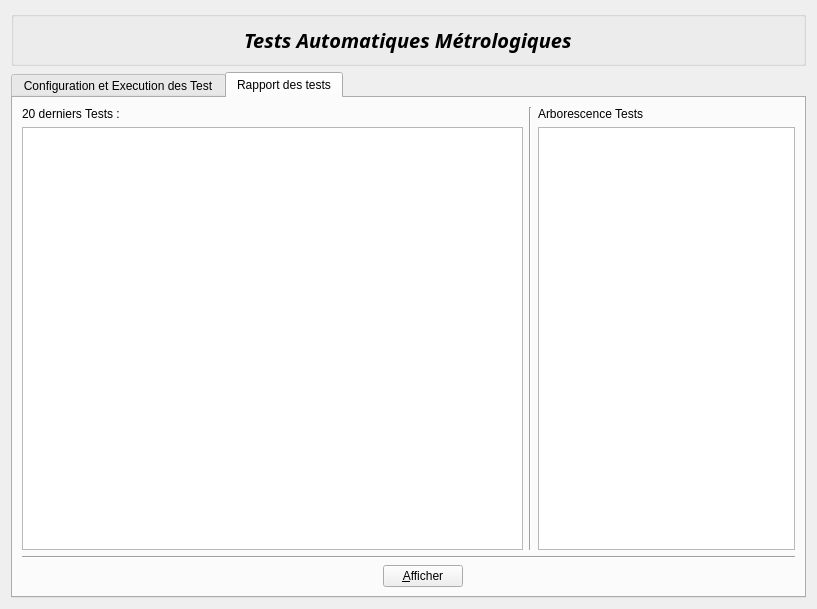
Before: the Qt Designer form homewidget.ui in InformatiqueAtmoNA/tam, drawn with Qt 5.
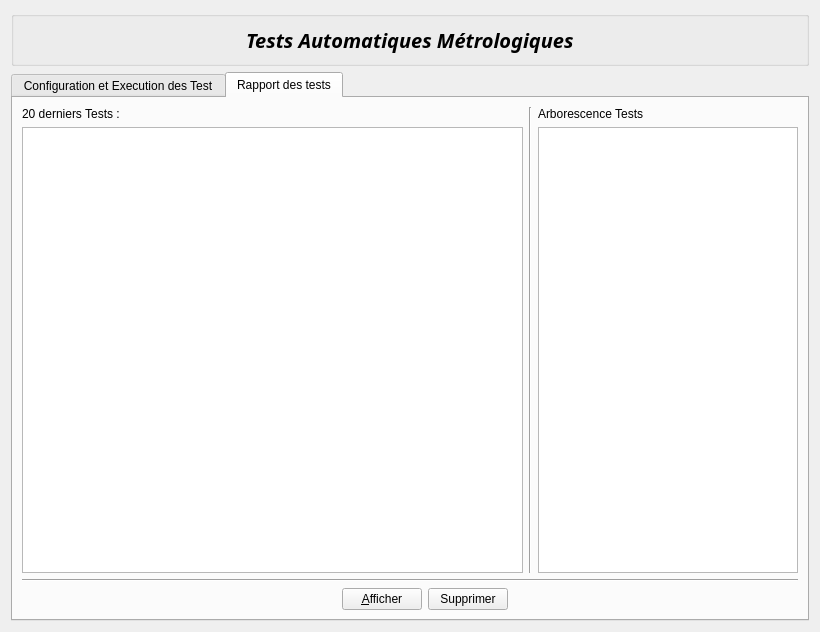
After: the same form once the commit is applied. The open tabs and pages were chosen to show the change.

Commit message: Développement et Correction : - Dev : Début mise en forme résultat TPG (reste calcul RdF) - Cor : Gestion activation et desactivation bouton test ana et calibrateur pour éviter plantage application - Divers : masquage partie Rapport fenetre principale.

What changed in the file:
```diff
--- a/homewidget.ui
+++ b/homewidget.ui
@@ -6,8 +6,8 @@
    <rect>
     <x>0</x>
     <y>0</y>
-    <width>817</width>
-    <height>598</height>
+    <width>820</width>
+    <height>632</height>
    </rect>
   </property>
   <property name="sizePolicy">
@@ -463,6 +463,13 @@
              </property>
             </widget>
            </item>
+           <item>
+            <widget class="QPushButton" name="button_supprimer_test_resultat">
+             <property name="text">
+              <string>Supprimer</string>
+             </property>
+            </widget>
+           </item>
            <item>
             <spacer name="horizontalSpacer_7">
              <property name="orientation">
```
The commit also changes 9 other files.
